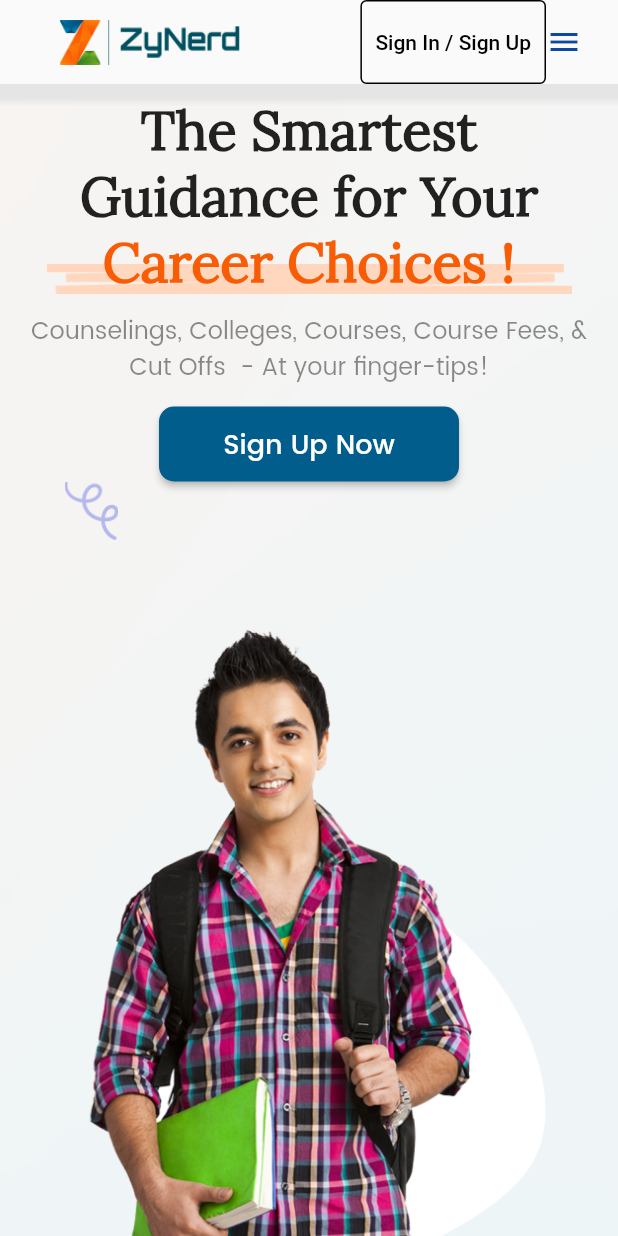
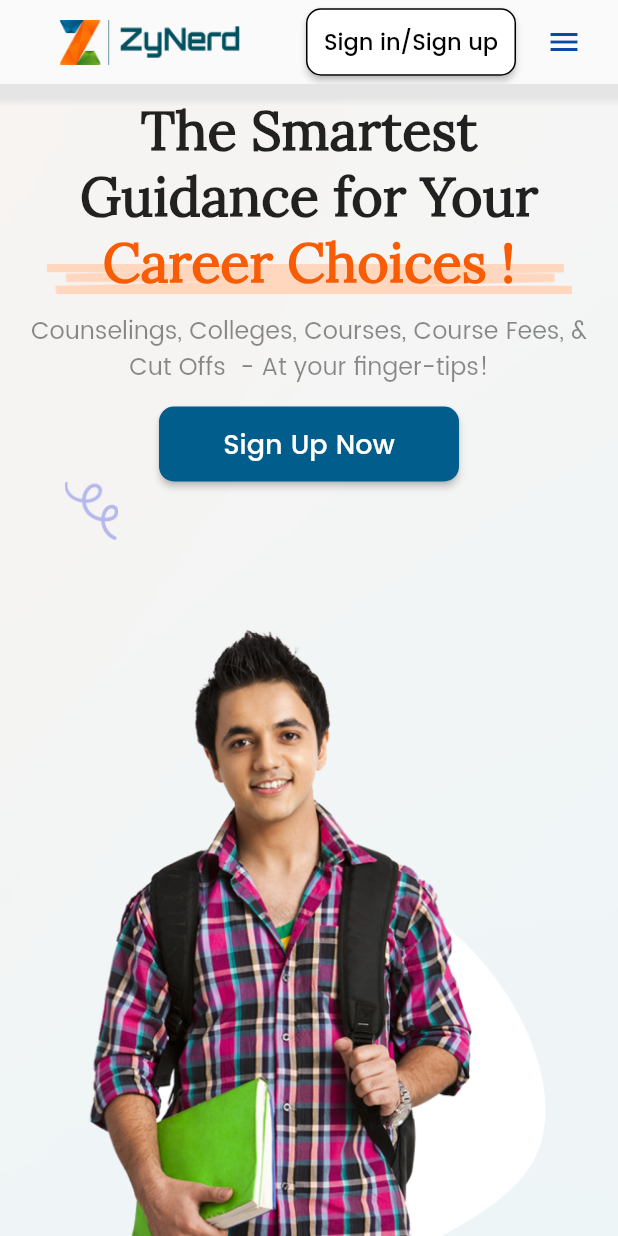
Before and after one commit to corvantaanalytics/Zynerd_MobileApp, a Flutter app: the screen it shows after launch, on a phone screen of 412 x 824 dp. Run offline on Flutter 3.47's test engine with Material 2 defaults, Android fonts, the phone set to English and light mode, and no system bars; our stand-ins replace flutter_svg; missing offline and left inert: dart:ffi, footer.

Commit message:
sign in button css in landing changed

```diff
--- a/lib/views/landing.dart
+++ b/lib/views/landing.dart
@@ -36,20 +36,42 @@ class _LandingState extends State<Landing> {
         ),
         leadingWidth: 200,
         actions: [
-          OutlinedButton(
-            style: OutlinedButton.styleFrom(
-                foregroundColor: Colors.black,
-                side: BorderSide(color: Colors.black, width: 1),
-                // elevation: 20,
-                // maximumSize: Size(100,50),
-                padding: EdgeInsets.symmetric(vertical: 4, horizontal: 10)),
+        Center(
+                    child: SizedBox(
+                        height: 45, //height of button
+                        width: 140, //width of button
+                        child: ElevatedButton(
+                          style: ElevatedButton.styleFrom(
+                            side: BorderSide(width: 1.0, color: Colors.black,),
+                              primary: Colors.white, //background color of button
+                              // side: BorderSide(width:3), //border width and color
+                              // elevation: 3, //elevation of button
+                              shape: RoundedRectangleBorder(
+                                  //to set border radius to button
+                                  borderRadius: BorderRadius.circular(10)),
+                              padding: EdgeInsets.all(
+                                  10) //content padding inside button
+                              ),
                           onPressed: () {
                             Navigator.push(
                               context,
-                MaterialPageRoute(builder: (context) => const Signin()),
+                              MaterialPageRoute(
+                                  builder: (context) => Signin()),
                             );
                           },
-            child: Text("Sign In / Sign Up"),
+                          child: Text(
+                            'Sign in/Sign up',
+                             textAlign: TextAlign.center,
+                            style: TextStyle(
+                               color: Colors.black,
+                              fontFamily: 'poppins',
+                              fontSize: 15,
+                              fontWeight: FontWeight.w500,
+                            ),
+                          ),
+                        ))),
+                      SizedBox(
+                    width: 20,
                   ),
           PopupMenuButton(
             shape: RoundedRectangleBorder(
```
Lines whose indentation alone changed are shown as unchanged.
